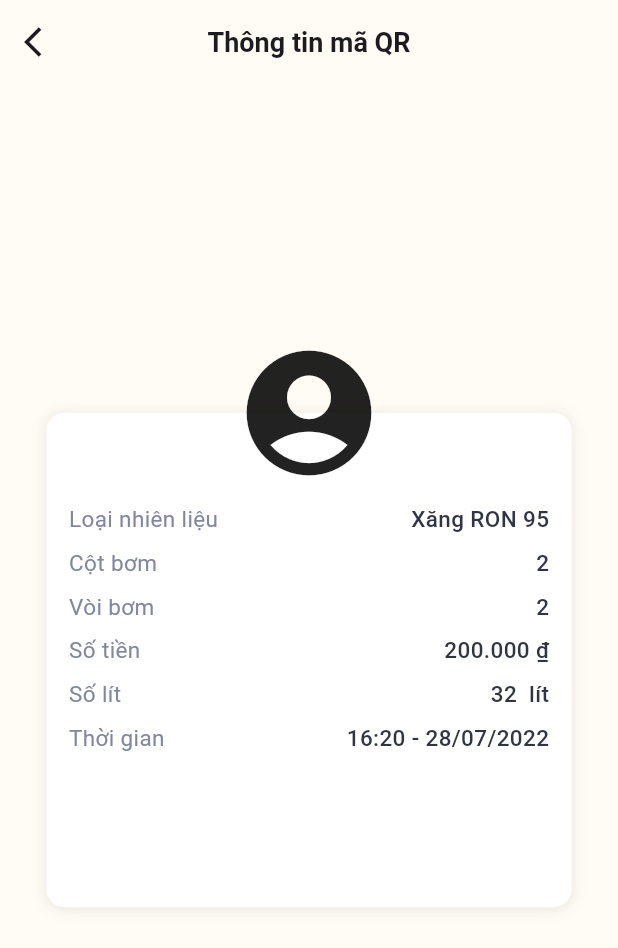
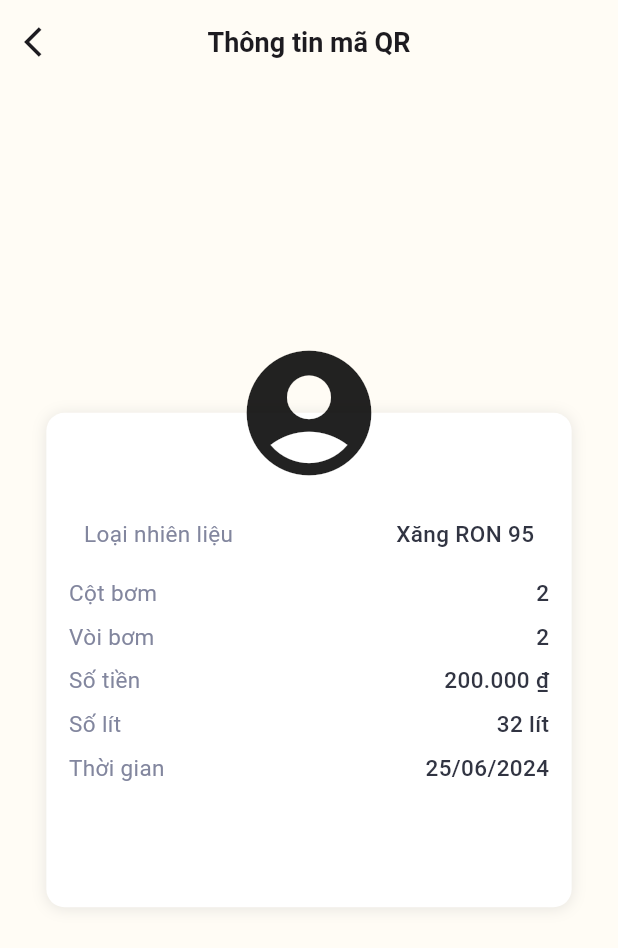
Before and after one commit to mobilenabit/driver_app, a Flutter app: the QrResultScreen screen opened directly with empty values, on a phone screen of 412 x 824 dp. Shown: the top 948 px of the screen. Run offline on Flutter 3.47's test engine with Material 3 defaults, Android fonts, the phone set to English and light mode, and no system bars; our stand-ins replace dio, fl_chart, flutter_otp_text_field, flutter_secure_storage, flutter_svg, get and 1 more; missing offline and left inert: conditional_wrap, crclib, mobile_scanner, qr_scanner_overlay; accounts and stored records are empty; network calls fail.

```diff
--- a/lib/screens/history.dart
+++ b/lib/screens/history.dart
@@ -90,6 +90,8 @@ class _HistoryScreenState extends State<HistoryScreen> {
   DateTime _startDate = DateTime.now().subtract(const Duration(days: 7));
   DateTime _endDate = DateTime.now().add(const Duration(days: 1));
 
+
+  // TODO: custome date picker
   Future<void> _selectDate(BuildContext context, bool isStart) async {
     final DateTime? pickedDate = await showDatePicker(
       context: context,
--- a/lib/screens/qr_result.dart
+++ b/lib/screens/qr_result.dart
@@ -93,7 +93,9 @@ class _QrResultScreenState extends State<QrResultScreen> {
               child: Column(
                 mainAxisAlignment: MainAxisAlignment.start,
                 children: [
-                  Row(
+                  const Padding(
+                    padding: EdgeInsets.all(10),
+                    child: Row(
                       mainAxisAlignment: MainAxisAlignment.spaceBetween,
                       children: [
                         Text(
@@ -114,8 +116,9 @@ class _QrResultScreenState extends State<QrResultScreen> {
                         ),
                       ],
                     ),
+                  ),
                   SizedBox(height: size.height * 0.01),
-                  Row(
+                  const Row(
                     mainAxisAlignment: MainAxisAlignment.spaceBetween,
                     children: [
                       Text(
@@ -137,7 +140,7 @@ class _QrResultScreenState extends State<QrResultScreen> {
                     ],
                   ),
                   SizedBox(height: size.height * 0.01),
-                  Row(
+                  const Row(
                     mainAxisAlignment: MainAxisAlignment.spaceBetween,
                     children: [
                       Text(
@@ -162,7 +165,7 @@ class _QrResultScreenState extends State<QrResultScreen> {
                   Row(
                     mainAxisAlignment: MainAxisAlignment.spaceBetween,
                     children: [
-                      Text(
+                      const Text(
                         'Số tiền',
                         style: TextStyle(
                           fontSize: 15,
@@ -172,7 +175,7 @@ class _QrResultScreenState extends State<QrResultScreen> {
                       ),
                       Text(
                         '${currentFormat.format(200000)}₫',
-                        style: TextStyle(
+                        style: const TextStyle(
                           fontSize: 15,
                           fontWeight: FontWeight.w500,
                           color: Color.fromRGBO(49, 52, 66, 1),
@@ -184,7 +187,7 @@ class _QrResultScreenState extends State<QrResultScreen> {
                   Row(
                     mainAxisAlignment: MainAxisAlignment.spaceBetween,
                     children: [
-                      Text(
+                      const Text(
                         'Số lít',
                         style: TextStyle(
                           fontSize: 15,
@@ -193,8 +196,8 @@ class _QrResultScreenState extends State<QrResultScreen> {
                         ),
                       ),
                       Text(
-                        '${currentFormat.format(32)} lít',
-                        style: TextStyle(
+                        '${currentFormat.format(32)}lít',
+                        style: const TextStyle(
                           fontSize: 15,
                           fontWeight: FontWeight.w500,
                           color: Color.fromRGBO(49, 52, 66, 1),
@@ -206,7 +209,7 @@ class _QrResultScreenState extends State<QrResultScreen> {
                   Row(
                     mainAxisAlignment: MainAxisAlignment.spaceBetween,
                     children: [
-                      Text(
+                     const  Text(
                         'Thời gian',
                         style: TextStyle(
                           fontSize: 15,
@@ -215,7 +218,7 @@ class _QrResultScreenState extends State<QrResultScreen> {
                         ),
                       ),
                       Text(
-                        '16:20 - 28/07/2022',
+                        '${DateFormat('dd/MM/yyyy').format(DateTime.now())}',
                         style: TextStyle(
                           fontSize: 15,
                           fontWeight: FontWeight.w500,
```
Also changed, not shown: lib/screens/gas_station.dart (+5 -6 lines), lib/screens/home.dart (+14 -3 lines), lib/screens/license_plate.dart (+14 -2 lines), lib/screens/statistics.dart (+51 -15 lines), assets/icons/direction.svg (added). Lines whose indentation alone changed are shown as unchanged.
